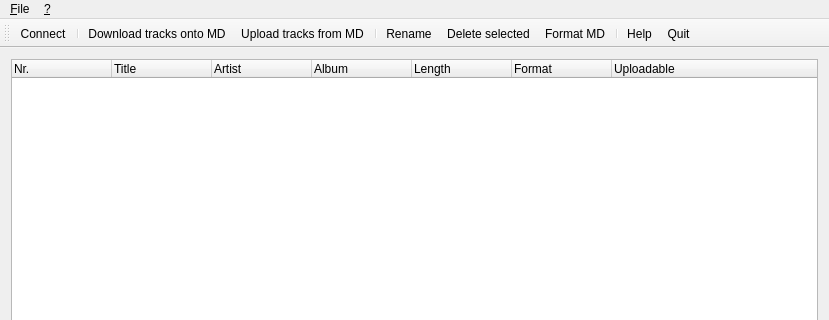
First picture: the form in qhimdtransfer/qhimdmainwindow.ui, repository linux-minidisc/linux-minidisc, before the edit; both pictures show x 0 to 829 and y 0 to 320 of the 829 by 492 pixel window.
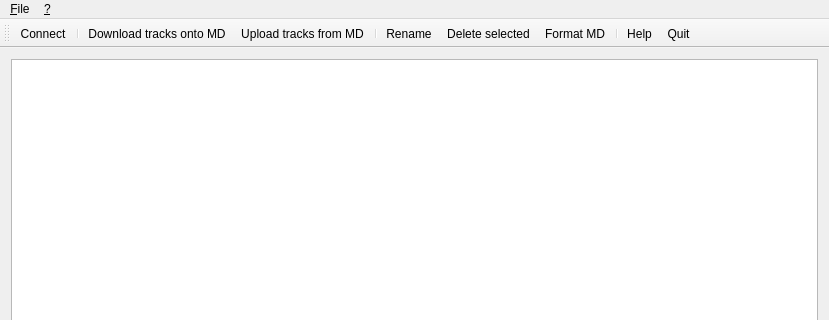
Second picture: the form after the edit. Icons and pictures are not drawn.

```diff
--- a/qhimdtransfer/qhimdmainwindow.ui
+++ b/qhimdtransfer/qhimdmainwindow.ui
@@ -28,54 +28,13 @@
     <item>
      <layout class="QHBoxLayout" name="horizontalLayout_2">
       <item>
-       <widget class="QTreeWidget" name="TrackList">
+       <widget class="QTreeView" name="TrackList">
         <property name="editTriggers">
          <set>QAbstractItemView::DoubleClicked|QAbstractItemView::EditKeyPressed</set>
         </property>
         <property name="selectionMode">
          <enum>QAbstractItemView::MultiSelection</enum>
         </property>
-        <property name="columnCount">
-         <number>7</number>
-        </property>
-        <attribute name="headerHighlightSections">
-         <bool>true</bool>
-        </attribute>
-        <column>
-         <property name="text">
-          <string>Nr.</string>
-         </property>
-        </column>
-        <column>
-         <property name="text">
-          <string>Title</string>
-         </property>
-        </column>
-        <column>
-         <property name="text">
-          <string>Artist</string>
-         </property>
-        </column>
-        <column>
-         <property name="text">
-          <string>Album</string>
-         </property>
-        </column>
-        <column>
-         <property name="text">
-          <string>Length</string>
-         </property>
-        </column>
-        <column>
-         <property name="text">
-          <string>Format</string>
-         </property>
-        </column>
-        <column>
-         <property name="text">
-          <string>Uploadable</string>
-         </property>
-        </column>
        </widget>
       </item>
      </layout>
```
